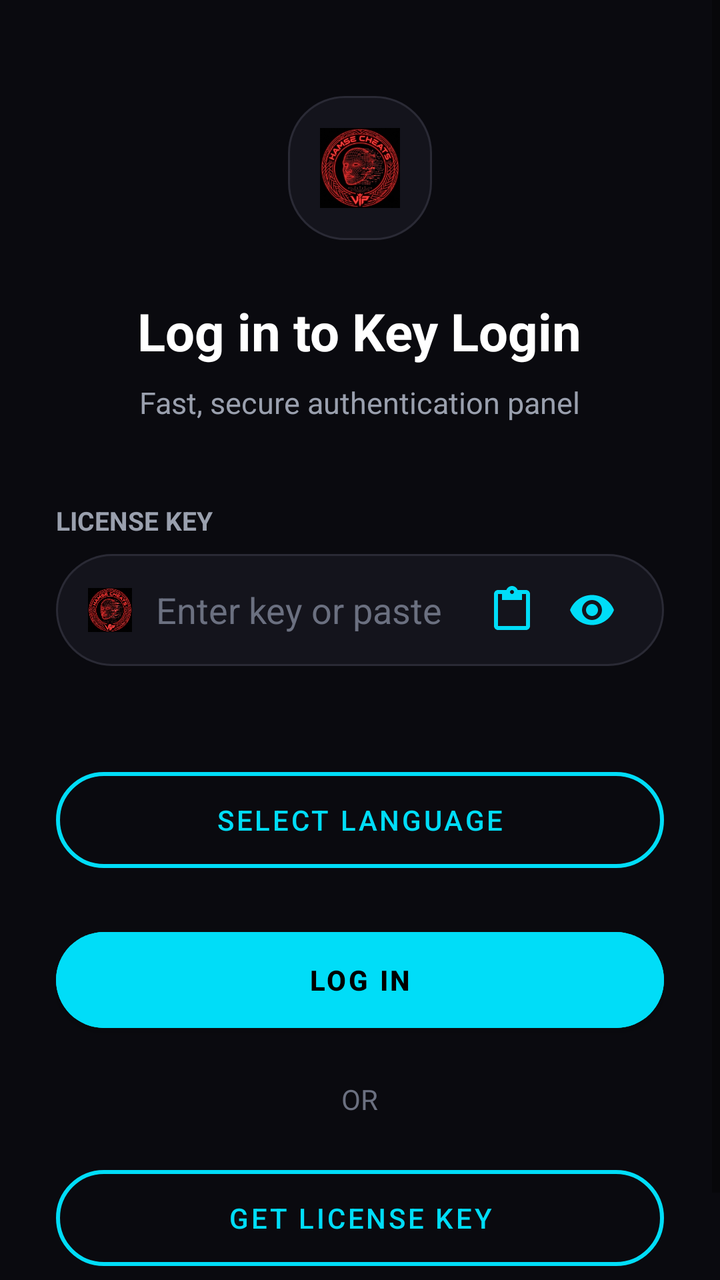
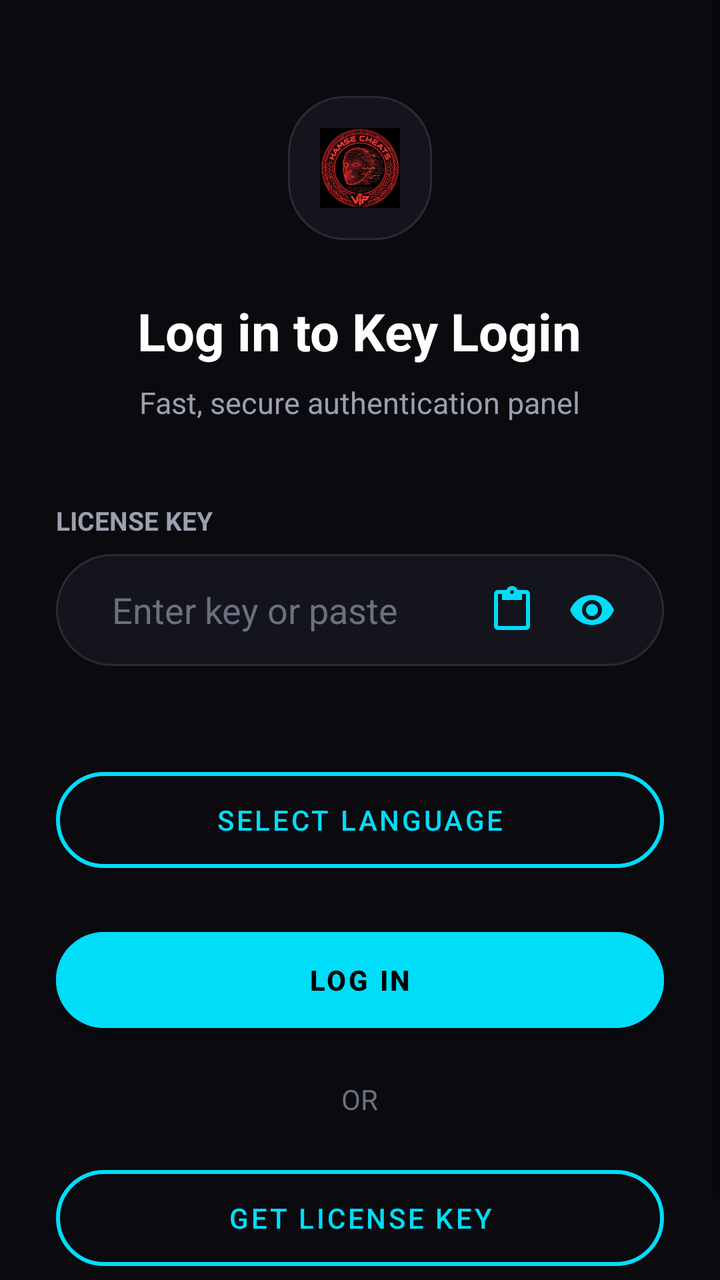

The first picture is an Android layout as it rendered before a commit; the second is the same layout after the commit. The layout source and the unified diff follow.
<!-- AndroidManifest.xml: application theme AppTheme -->
<!-- res/layout/activity_login.xml -->
<?xml version="1.0" encoding="utf-8"?>
<ScrollView xmlns:android="http://schemas.android.com/apk/res/android"
    xmlns:app="http://schemas.android.com/apk/res-auto"
    android:layout_width="match_parent"
    android:layout_height="match_parent"
    android:fillViewport="true">
    <LinearLayout
        android:layout_width="match_parent"
        android:layout_height="wrap_content"
        android:gravity="center_horizontal"
        android:orientation="vertical"
        android:paddingHorizontal="28dp"
        android:paddingVertical="48dp">

        <ImageView
            android:layout_width="72dp"
            android:layout_height="72dp"
            android:padding="16dp"
            android:background="@drawable/bg_input"
            android:src="@drawable/ic_launcher" />

        <TextView
            android:layout_width="wrap_content"
            android:layout_height="wrap_content"
            android:layout_marginTop="28dp"
            android:id="@+id/title"
            android:text="Log in to Key Login"
            android:textColor="#FFFFFF"
            android:textSize="26sp"
            android:textStyle="bold" />

        <TextView
            android:layout_width="wrap_content"
            android:layout_height="wrap_content"
            android:layout_marginTop="8dp"
            android:id="@+id/subtitle"
            android:text="Fast, secure authentication panel"
            android:textColor="#9AA0AE"
            android:textSize="15sp" />

        <TextView
            android:layout_width="match_parent"
            android:layout_height="wrap_content"
            android:layout_marginTop="40dp"
            android:text="LICENSE KEY"
            android:textColor="#9AA0AE"
            android:textSize="13sp"
            android:textStyle="bold" />

        <LinearLayout
            android:layout_width="match_parent"
            android:layout_height="56dp"
            android:layout_marginTop="8dp"
            android:background="@drawable/bg_input"
            android:gravity="center_vertical"
            android:orientation="horizontal"
            android:paddingHorizontal="16dp">
            <ImageView
                android:layout_width="22dp"
                android:layout_height="22dp"
                android:src="@drawable/ic_launcher" />
            <EditText
                android:id="@+id/keyInput"
                android:layout_width="0dp"
                android:layout_height="match_parent"
                android:layout_weight="1"
                android:background="@null"
                android:hint="Enter key or paste"
                android:inputType="textPassword"
                android:maxLines="1"
                android:paddingHorizontal="12dp"
                android:textColor="#FFFFFF"
                android:textColorHint="#6B7080" />
            <ImageButton
                android:id="@+id/pasteBtn"
                android:layout_width="40dp"
                android:layout_height="40dp"
                android:background="@null"
                android:contentDescription="Paste"
                android:src="@drawable/ic_paste" />
            <ImageButton
                android:id="@+id/eyeBtn"
                android:layout_width="40dp"
                android:layout_height="40dp"
                android:background="@null"
                android:contentDescription="Show or hide"
                android:src="@drawable/ic_eye" />
        </LinearLayout>

        <TextView
            android:id="@+id/status"
            android:layout_width="match_parent"
            android:layout_height="wrap_content"
            android:layout_marginTop="12dp"
            android:gravity="end"
            android:text=""
            android:textColor="#FF6B6B"
            android:textSize="14sp" />

        <com.google.android.material.button.MaterialButton
            android:id="@+id/langBtn"
            style="@style/Widget.MaterialComponents.Button.OutlinedButton"
            android:layout_width="match_parent"
            android:layout_height="60dp"
            android:layout_marginTop="16dp"
            android:text="SELECT LANGUAGE"
            android:textColor="#00DDF8"
            app:cornerRadius="30dp"
            app:strokeColor="#00DDF8"
            app:strokeWidth="2dp" />

        <com.google.android.material.button.MaterialButton
            android:id="@+id/loginBtn"
            android:layout_width="match_parent"
            android:layout_height="60dp"
            android:layout_marginTop="20dp"
            android:backgroundTint="#00DDF8"
            android:text="LOG IN"
            android:textColor="#000000"
            android:textStyle="bold"
            app:cornerRadius="30dp" />

        <TextView
            android:layout_width="wrap_content"
            android:layout_height="wrap_content"
            android:layout_marginTop="20dp"
            android:text="OR"
            android:textColor="#6B7080" />

        <com.google.android.material.button.MaterialButton
            android:id="@+id/getKeyBtn"
            style="@style/Widget.MaterialComponents.Button.OutlinedButton"
            android:layout_width="match_parent"
            android:layout_height="60dp"
            android:layout_marginTop="20dp"
            android:text="GET LICENSE KEY"
            android:textColor="#00DDF8"
            app:cornerRadius="30dp"
            app:strokeColor="#00DDF8"
            app:strokeWidth="2dp" />
    </LinearLayout>
</ScrollView>
<!-- resources referenced by this layout -->
<resources>
  <!-- drawable bg_input (drawable) -->
  <shape xmlns:android="http://schemas.android.com/apk/res/android">
      <solid android:color="#14141C"/>
      <stroke android:width="1dp" android:color="#2A2A35"/>
      <corners android:radius="28dp"/>
  </shape>
  <!-- drawable ic_eye (drawable) -->
  <vector xmlns:android="http://schemas.android.com/apk/res/android"
      android:width="24dp" android:height="24dp"
      android:viewportWidth="24" android:viewportHeight="24">
      <path android:fillColor="#00DDF8"
          android:pathData="M12,4.5C7,4.5 2.73,7.61 1,12c1.73,4.39 6,7.5 11,7.5s9.27,-3.11 11,-7.5c-1.73,-4.39 -6,-7.5 -11,-7.5zM12,17c-2.76,0 -5,-2.24 -5,-5s2.24,-5 5,-5 5,2.24 5,5 -2.24,5 -5,5zM12,9c-1.66,0 -3,1.34 -3,3s1.34,3 3,3 3,-1.34 3,-3 -1.34,-3 -3,-3z"/>
  </vector>
  <!-- drawable ic_launcher: png bitmap (drawable, 70251 bytes) -->
  <!-- drawable ic_paste (drawable) -->
  <vector xmlns:android="http://schemas.android.com/apk/res/android"
      android:width="24dp" android:height="24dp"
      android:viewportWidth="24" android:viewportHeight="24">
      <path android:fillColor="#00DDF8"
          android:pathData="M19,2h-4.18C14.4,0.84 13.3,0 12,0c-1.3,0 -2.4,0.84 -2.82,2H5c-1.1,0 -2,0.9 -2,2v16c0,1.1 0.9,2 2,2h14c1.1,0 2,-0.9 2,-2V4c0,-1.1 -0.9,-2 -2,-2zM12,2c0.55,0 1,0.45 1,1s-0.45,1 -1,1 -1,-0.45 -1,-1 0.45,-1 1,-1zM19,20H5V4h2v3h10V4h2v16z"/>
  </vector>
  <style name="AppTheme" parent="Theme.MaterialComponents.DayNight.NoActionBar">
          <item name="android:windowBackground">#0A0A0F</item>
          <item name="android:statusBarColor">#0A0A0F</item>
          <item name="android:navigationBarColor">#0A0A0F</item>
      </style>
</resources>

<!-- the commit's change to res/layout/activity_login.xml (unified diff, before → after) -->
@@ -55,10 +55,6 @@
             android:gravity="center_vertical"
             android:orientation="horizontal"
             android:paddingHorizontal="16dp">
-            <ImageView
-                android:layout_width="22dp"
-                android:layout_height="22dp"
-                android:src="@drawable/ic_launcher" />
             <EditText
                 android:id="@+id/keyInput"
                 android:layout_width="0dp"
